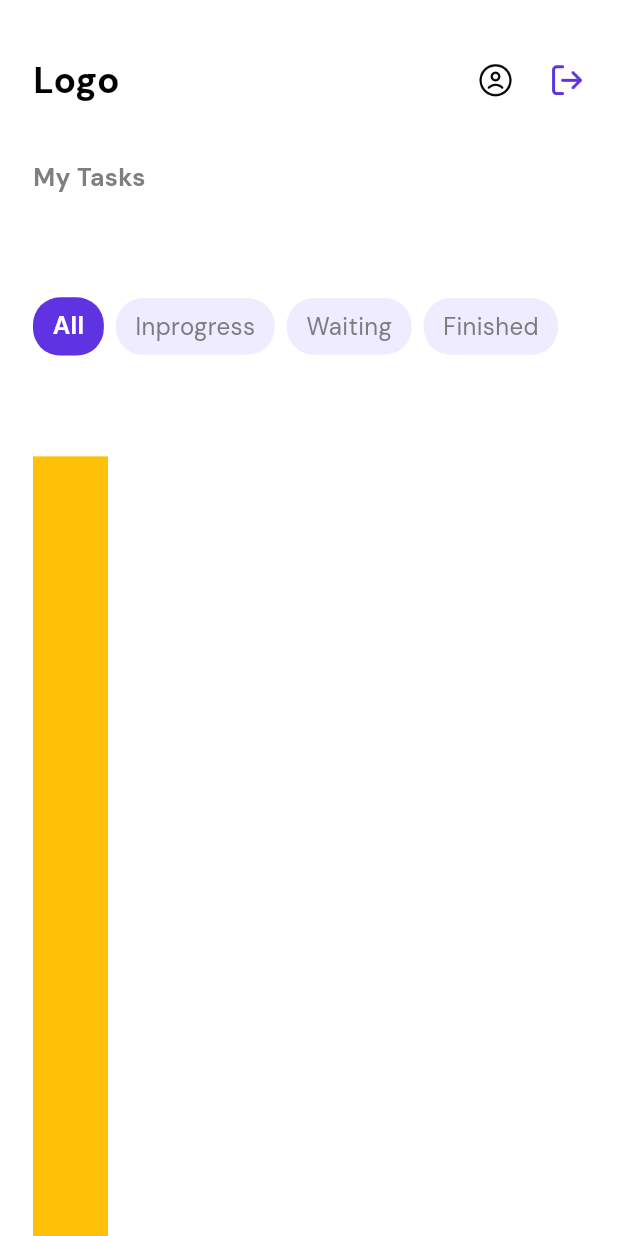
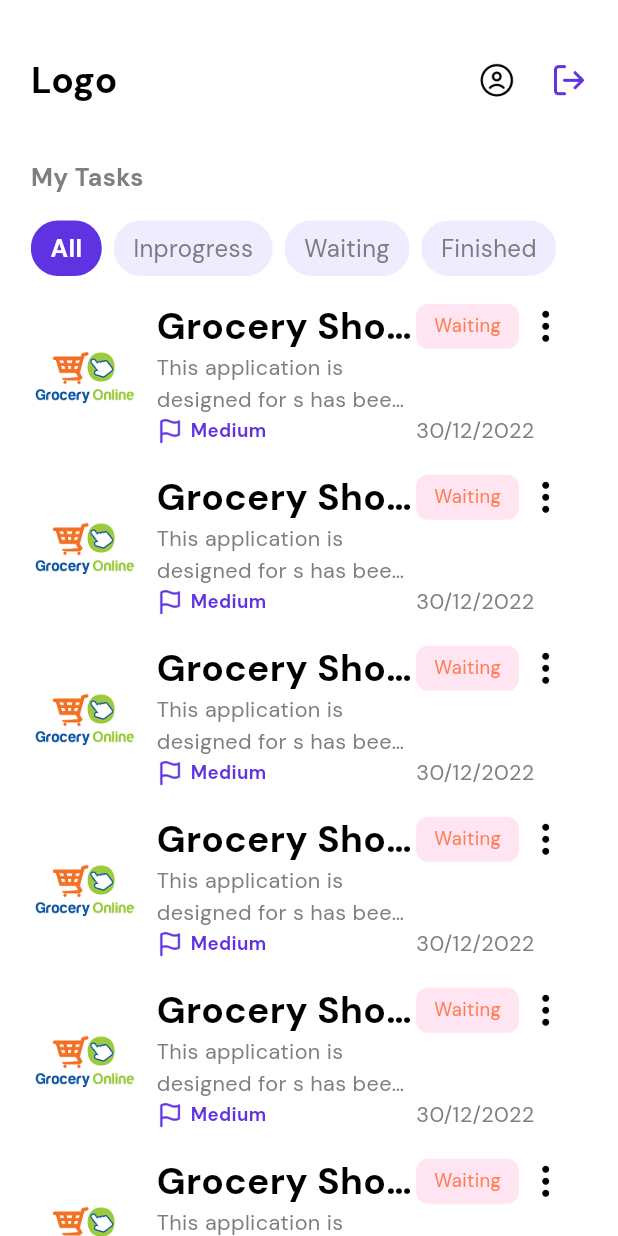
Before and after one commit to Mahmoud52atta/Taskora, a Flutter app: the screen it shows after launch, on a phone screen of 412 x 824 dp. Run offline on Flutter 3.47's test engine with Material 3 defaults, Android fonts, the phone set to English and light mode, and no system bars; our stand-ins replace bloc, dartz, device_preview, dio, flutter_bloc, get_it and 2 more.

Commit message:
finish homeViewTask

```diff
--- a/lib/core/utils/app_images.dart
+++ b/lib/core/utils/app_images.dart
@@ -42,10 +42,12 @@ class Assets {
   /// Assets for imagesImage 2
   /// assets/images/image 2.png
   static const String imagesImage2 = "assets/images/image 2.png";
+  static const String imagesFrame5 = "assets/images/Frame (5).png";
 
   /// Assets for imagesIraq (IQ)
   /// assets/images/Iraq (IQ).png
   static const String imagesIraq = "assets/images/Iraq (IQ).png";
   static const String imagesProfile = "assets/images/Frame (3).png";
   static const String imagesLogOut = "assets/images/Frame (4).png";
+  static const String imagesBotton = "assets/images/Frame.png";
 }
--- a/lib/featuers/home/presentation/views/home_view.dart
+++ b/lib/featuers/home/presentation/views/home_view.dart
@@ -1,29 +1,100 @@
 import 'package:flutter/material.dart';
+import 'package:to_do_app/core/utils/app_images.dart';
 import 'package:to_do_app/featuers/home/presentation/views/widget/home_view_appBar.dart';
-import 'package:to_do_app/featuers/home/presentation/views/widget/home_view_body.dart';
+import 'package:to_do_app/featuers/home/presentation/views/widget/item_task.dart';
+import 'package:to_do_app/featuers/home/presentation/views/widget/filtering_all_tasks_status.dart';
+import 'package:to_do_app/core/utils/font_styles.dart';
 
-class HomeView extends StatelessWidget {
+class HomeView extends StatefulWidget {
   const HomeView({super.key});
   static const routeName = 'homeView';
+
+  @override
+  State<HomeView> createState() => _HomeViewState();
+}
+
+class _HomeViewState extends State<HomeView> {
+  final ScrollController _scrollController = ScrollController();
+  bool _showFAB = false;
+
+  @override
+  void initState() {
+    super.initState();
+    _scrollController.addListener(() {
+      if (_scrollController.position.pixels >=
+          _scrollController.position.maxScrollExtent - 300) {
+        if (!_showFAB) setState(() => _showFAB = true);
+      } else {
+        if (_showFAB) setState(() => _showFAB = false);
+      }
+    });
+  }
+
+  @override
+  void dispose() {
+    _scrollController.dispose();
+    super.dispose();
+  }
+
   @override
   Widget build(BuildContext context) {
-    return const Scaffold(
+    final horizontalPadding = MediaQuery.sizeOf(context).width * 0.05;
+
+    return Scaffold(
       body: Padding(
-        padding: EdgeInsets.symmetric(horizontal: 22),
-        child: Column(
-          crossAxisAlignment: CrossAxisAlignment.start,
-          children: [
-            SizedBox(
-              height: 36,
+        padding: EdgeInsets.symmetric(horizontal: horizontalPadding),
+        child: CustomScrollView(
+          controller: _scrollController,
+          slivers: [
+            const SliverToBoxAdapter(child: SizedBox(height: 36)),
+            const SliverToBoxAdapter(child: HomeViewAppBar()),
+            const SliverToBoxAdapter(child: SizedBox(height: 36)),
+            SliverToBoxAdapter(
+              child: Text(
+                'My Tasks',
+                style: FontStyles.fontStyleBold16(context).copyWith(
+                  color: const Color(0xff7F7F7F),
+                ),
+              ),
             ),
-            HomeViewAppBar(),
-            SizedBox(
-              height: 36,
+            const SliverToBoxAdapter(child: SizedBox(height: 16)),
+            const SliverToBoxAdapter(
+                child: SizedBox(height: 37, child: FilteringAllTasksStatus())),
+            const SliverToBoxAdapter(child: SizedBox(height: 16)),
+            SliverList(
+              delegate: SliverChildBuilderDelegate(
+                (context, index) => const Padding(
+                  padding: EdgeInsets.only(bottom: 16),
+                  child: ItemTask(),
+                ),
+                childCount: 10,
+              ),
             ),
-            HomeViewBody()
+            const SliverToBoxAdapter(child: SizedBox(height: 100)), // space
           ],
         ),
       ),
+      floatingActionButton: _showFAB
+          ? Column(
+              mainAxisSize: MainAxisSize.min,
+              children: [
+                FloatingActionButton(
+                  heroTag: "qrBtn",
+                  mini: true,
+                  backgroundColor: const Color(0xffEBE5FF),
+                  onPressed: () {},
+                  child: Image.asset(Assets.imagesBotton),
+                ),
+                const SizedBox(height: 12),
+                FloatingActionButton(
+                  heroTag: "addBtn",
+                  backgroundColor: const Color(0xff5F33E1),
+                  onPressed: () {},
+                  child: const Icon(Icons.add, color: Colors.white),
+                ),
+              ],
+            )
+          : null,
     );
   }
 }
--- a/lib/featuers/home/presentation/views/widget/home_view_body.dart
+++ b/lib/featuers/home/presentation/views/widget/home_view_body.dart
@@ -1,33 +1,44 @@
-import 'package:flutter/material.dart';
-import 'package:to_do_app/core/utils/font_styles.dart';
-import 'package:to_do_app/featuers/home/presentation/views/widget/filtering_all_tasks_status.dart';
+// import 'package:flutter/material.dart';
+// import 'package:to_do_app/core/utils/app_images.dart';
+// import 'package:to_do_app/core/utils/font_styles.dart';
+// import 'package:to_do_app/featuers/home/presentation/views/widget/filtering_all_tasks_status.dart';
+// import 'package:to_do_app/featuers/home/presentation/views/widget/item_task.dart';
 
-class HomeViewBody extends StatelessWidget {
-  const HomeViewBody({super.key});
+// class HomeViewBody extends StatelessWidget {
+//   const HomeViewBody({
+//     super.key,
+//   });
 
-  @override
-  Widget build(BuildContext context) {
-    return Expanded(
-      child: Column(
-        crossAxisAlignment: CrossAxisAlignment.start,
-        children: [
-          Text(
-            'My Tasks',
-            style: FontStyles.fontStyleBold16(context).copyWith(
-              color: const Color(0xff7F7F7F),
-            ),
-          ),
-          FilteringAllTasksStatus(),
-          Expanded(
-            flex: 3,
-            child: Container(
-              height: 70,
-              color: Colors.amber,
-              width: 50,
-            ),
-          )
-        ],
-      ),
-    );
-  }
-}
+//   @override
+//   Widget build(BuildContext context) {
+//     return Expanded(
+//       child: Column(
+//         crossAxisAlignment: CrossAxisAlignment.start,
+//         children: [
+//           Text(
+//             'My Tasks',
+//             style: FontStyles.fontStyleBold16(context).copyWith(
+//               color: const Color(0xff7F7F7F),
+//             ),
+//           ),SizedBox(height:16 ,),
+//           SizedBox(height: 37, child: const FilteringAllTasksStatus()),
+//           const ItemTaskListView(),
+//         ],
+//       ),
+//     );
+//   }
+// }
+
+// class ItemTaskListView extends StatelessWidget {
+//   const ItemTaskListView({super.key});
+
+//   @override
+//   Widget build(BuildContext context) {
+//     return Expanded(
+//         child: ListView.builder(
+//       padding: EdgeInsets.zero,
+//       itemCount: 10,
+//       itemBuilder: (index, context) => ItemTask(),
+//     ));
+//   }
+// }
--- /dev/null
+++ b/lib/featuers/home/presentation/views/widget/item_task.dart
@@ -0,0 +1,111 @@
+import 'package:flutter/material.dart';
+import 'package:to_do_app/core/utils/app_images.dart';
+import 'package:to_do_app/core/utils/font_styles.dart';
+
+class ItemTask extends StatelessWidget {
+  const ItemTask({super.key});
+
+  @override
+  Widget build(BuildContext context) {
+    return SizedBox(
+      width: MediaQuery.sizeOf(context).width * 0.9,
+      child: Row(
+        children: [
+          Expanded(
+            child: Image.asset(
+              Assets.imagesImage2,
+              scale: 3.5,
+            ),
+          ),
+          const SizedBox(
+            width: 12,
+          ),
+          Expanded(
+            flex: 4,
+            child: Column(
+              crossAxisAlignment: CrossAxisAlignment.start,
+              children: [
+                Row(
+                  children: [
+                    SizedBox(
+                      width: MediaQuery.sizeOf(context).width * 0.42,
+                      child: Text(
+                        overflow: TextOverflow.ellipsis,
+                        maxLines: 1,
+                        'Grocery Shopping',
+                        style: FontStyles.fontStyleBold24(context),
+                      ),
+                    ),
+                    Container(
+                      padding: const EdgeInsets.symmetric(
+                          horizontal: 12, vertical: 6),
+                      decoration: BoxDecoration(
+                          color: const Color(0xffFFE4F2),
+                          borderRadius: BorderRadius.circular(8)),
+                      child: Text(
+                        'Waiting',
+                        style: FontStyles.fontStyleMedium12(context)
+                            .copyWith(color: const Color(0xffFF7D53)),
+                      ),
+                    ),
+                    SizedBox(
+                      width: MediaQuery.sizeOf(context).width * 0.01,
+                    ),
+                    Image.asset(
+                      Assets.imagesFrame5,
+                      scale: 3.5,
+                    ),
+                  ],
+                ),
+                SizedBox(
+                  width: MediaQuery.sizeOf(context).width * 0.42,
+                  child: Text(
+                    overflow: TextOverflow.ellipsis,
+                    maxLines: 2,
+                    'This application is designed for s has been tahtnf ajscfakgcvdvcajdvhcajhvclajhdvchajsvjasvcjhdvcadvcjdvcjav',
+                    style: FontStyles.fontStyleRegular14(context),
+                  ),
+                ),
+                Row(
+                  mainAxisAlignment: MainAxisAlignment.start,
+                  children: [
+                    SizedBox(
+                        width: MediaQuery.sizeOf(context).width * 0.42,
+                        child: Row(
+                          children: [
+                            Image.asset(
+                              Assets.imagesFlage,
+                              scale: 5.5,
+                            ),
+                            const SizedBox(
+                              width: 5,
+                            ),
+                            Text(
+                              'Medium',
+                              style: FontStyles.fontStyleMedium12(context)
+                                  .copyWith(
+                                      color: const Color(
+                                        0xff5F33E1,
+                                      ),
+                                      fontWeight: FontWeight.bold),
+                            ),
+                          ],
+                        )),
+
+                    // SizedBox(
+                    //   width: MediaQuery.sizeOf(context).width * 0.31,
+                    // ),
+                    Text(
+                      '30/12/2022',
+                      style: FontStyles.fontStyleRegular14(context),
+                    )
+                  ],
+                )
+              ],
+            ),
+          ),
+        ],
+      ),
+    );
+  }
+}
--- a/pubspec.yaml
+++ b/pubspec.yaml
@@ -74,6 +74,8 @@ flutter:
         - asset: assets/fonts/DMSans-Regular.ttf
         - asset: assets/fonts/DMSans-Bold.ttf
           weight: 700
+        - asset: assets/fonts/DMSans-Bold.ttf
+          weight: 500
   #   - family: Trajan Pro
   #     fonts:
   #       - asset: fonts/TrajanPro.ttf
```
Also changed, not shown: assets/fonts/DMSans-Medium.ttf (added), assets/images/Frame (5).png (added), assets/images/Frame.png (added).
